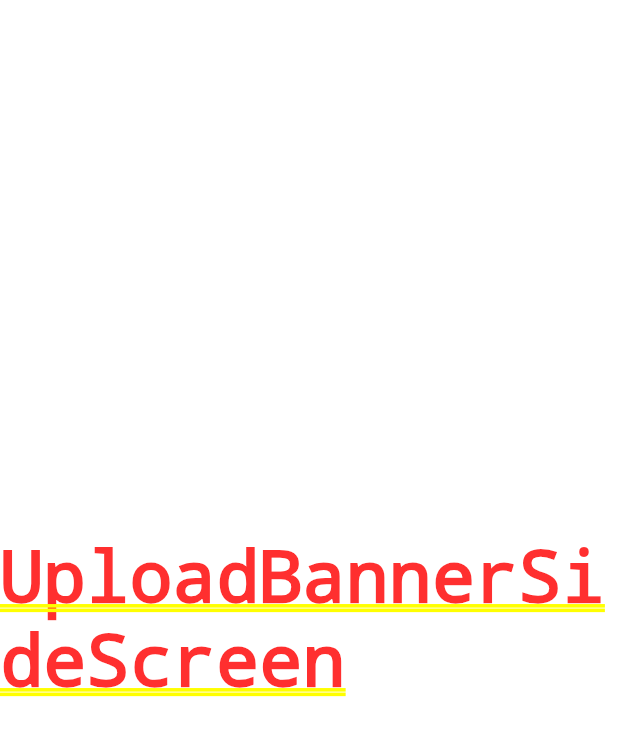
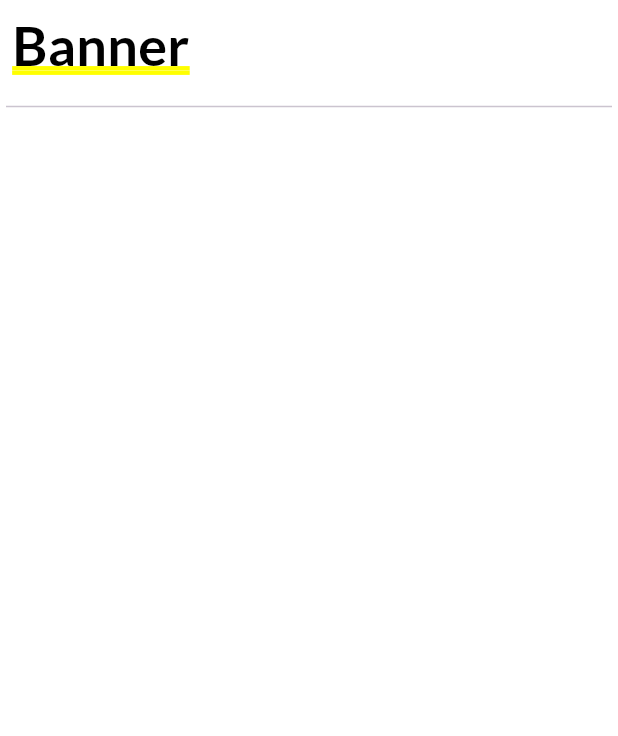
Before and after one commit to Sukhmeetsingh306/store_app, a Flutter app: the WebDeviceView screen opened directly, on a phone screen of 412 x 824 dp. Shown: the top 736 px of the screen. Run offline on Flutter 3.47's test engine with Material 3 defaults, Android fonts, the phone set to English and light mode, and no system bars; our stand-ins replace file_picker, flutter_svg, google_fonts; missing offline and left inert: cloudinary_public, flutter_admin_scaffold; statements that could not run were skipped.

Commit message:
created the first part

```diff
--- a/lib/views/screens/navigation_web/upload_banner_side_screen.dart
+++ b/lib/views/screens/navigation_web/upload_banner_side_screen.dart
@@ -1,4 +1,7 @@
 import 'package:flutter/cupertino.dart';
+
+import '../../../components/code/divider_code.dart';
+import '../../../components/code/text/googleFonts.dart';
 
 class UploadBannerSideScreen extends StatelessWidget {
   static const String routeName = '/uploadBannerScreen';
@@ -6,10 +9,18 @@ class UploadBannerSideScreen extends StatelessWidget {
 
   @override
   Widget build(BuildContext context) {
-    return Center(
-      child: Text(
-        'UploadBannerSideScreen',
-      ),
+    return Column(
+      children: [Container(
+              alignment: Alignment.topLeft,
+              child: Padding(
+                padding: const EdgeInsets.all(8.0),
+                child: googleText(
+                  'Banner',
+                  fontSize: 36,
+                ),
+              ),
+            ),
+            divider(),],
     );
   }
 }
```
